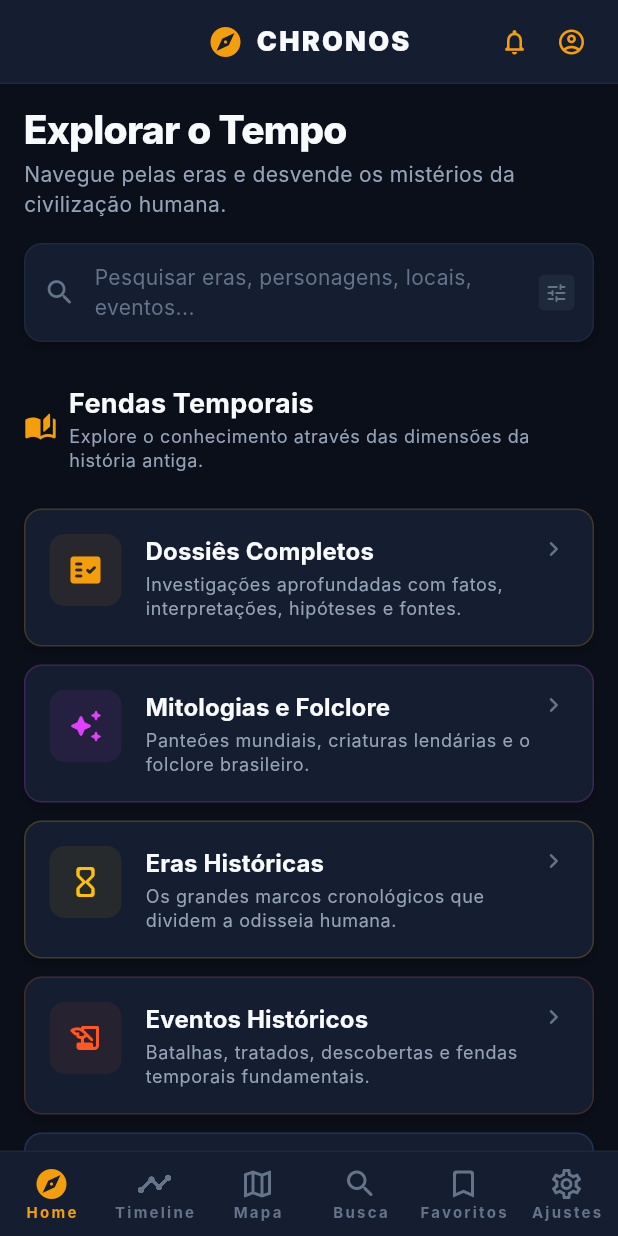
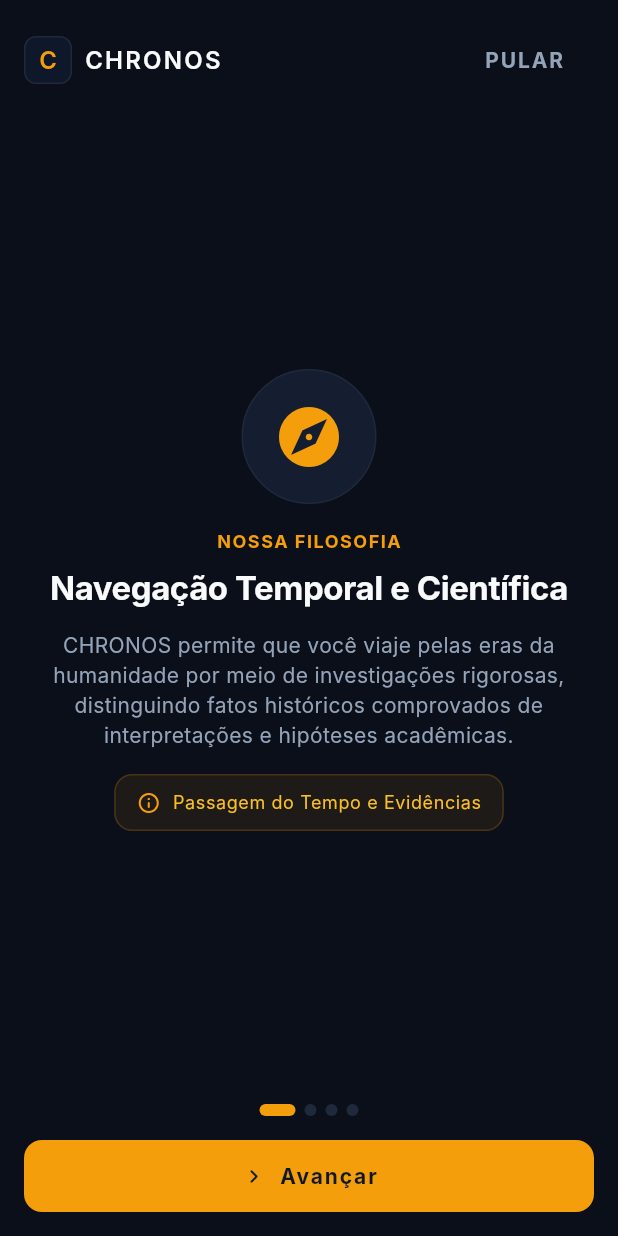
Before and after one commit to MagnoCavalcante/Projeto-Chronos-Devin, a Flutter app: the screen it shows after launch, on a phone screen of 412 x 824 dp. Run offline on Flutter 3.47's test engine with Material 3 defaults, Android fonts, the light colour scheme and no system bars; our stand-ins replace supabase_flutter; accounts and stored records are empty; Roboto replaces fonts that are missing (Inter).

Commit message:
Animação tela de entrada

```diff
--- a/app/lib/core/navigation/app_router.dart
+++ b/app/lib/core/navigation/app_router.dart
@@ -8,6 +8,9 @@ import '../../features/civilizations/routes/civilizations_routes.dart';
 import '../../presentation/pages/dossier/dossier_page.dart';
 import '../../presentation/pages/dossier/dossier_list_page.dart';
 import '../../presentation/pages/mythology/mythology_list_page.dart';
+import '../../presentation/pages/onboarding/splash_page.dart';
+import '../../presentation/pages/onboarding/welcome_page.dart';
+import '../../presentation/pages/onboarding/login_page.dart';
 import '../presentation/widgets/widgets.dart';
 import '../theme/theme.dart';
 import 'route_names.dart';
@@ -20,10 +23,13 @@ class AppRouter {
   AppRouter._();
 
   /// Retorna a rota padrão inicial da aplicação.
-  static String get initialRoute => RouteNames.home;
+  static String get initialRoute => RouteNames.splash;
 
   /// Retorna o mapa completo de rotas registradas no sistema.
   static Map<String, WidgetBuilder> get routes => {
+        RouteNames.splash: (context) => const SplashPage(),
+        RouteNames.welcome: (context) => const WelcomePage(),
+        RouteNames.login: (context) => const LoginPage(),
         RouteNames.home: (context) => const AppShell(),
         RouteNames.eras: (context) => const ErasScreen(),
         RouteNames.events: (context) => const HistoricalEventsScreen(),
--- a/app/lib/core/navigation/route_names.dart
+++ b/app/lib/core/navigation/route_names.dart
@@ -5,6 +5,9 @@
 class RouteNames {
   RouteNames._();
 
+  static const String splash = '/splash';
+  static const String welcome = '/welcome';
+  static const String login = '/login';
   static const String home = '/';
   static const String eras = '/eras';
   static const String events = '/events';
--- /dev/null
+++ b/app/lib/presentation/pages/onboarding/welcome_page.dart
@@ -0,0 +1,239 @@
+import 'package:flutter/material.dart';
+import '../../../core/navigation/route_names.dart';
+import '../../../core/presentation/widgets/widgets.dart';
+import '../../../core/theme/theme.dart';
+
+class _WelcomeSlide {
+  final IconData icon;
+  final Color color;
+  final String subtitle;
+  final String title;
+  final String description;
+  final String highlight;
+
+  const _WelcomeSlide({
+    required this.icon,
+    required this.color,
+    required this.subtitle,
+    required this.title,
+    required this.description,
+    required this.highlight,
+  });
+}
+
+/// Tela de Boas-Vindas (onboarding) do CHRONOS.
+///
+/// Réplica visual dos slides de apresentação do protótipo original (WelcomeView.tsx).
+class WelcomePage extends StatefulWidget {
+  const WelcomePage({super.key});
+
+  @override
+  State<WelcomePage> createState() => _WelcomePageState();
+}
+
+class _WelcomePageState extends State<WelcomePage> {
+  int _currentSlide = 0;
+
+  static const List<_WelcomeSlide> _slides = [
+    _WelcomeSlide(
+      icon: Icons.explore_rounded,
+      color: ChronosColors.accent,
+      subtitle: 'Nossa Filosofia',
+      title: 'Navegação Temporal e Científica',
+      description:
+          'CHRONOS permite que você viaje pelas eras da humanidade por meio de investigações rigorosas, distinguindo fatos históricos comprovados de interpretações e hipóteses acadêmicas.',
+      highlight: 'Passagem do Tempo e Evidências',
+    ),
+    _WelcomeSlide(
+      icon: Icons.shield_rounded,
+      color: Colors.teal,
+      subtitle: 'Instrumento de Descoberta',
+      title: 'Ceticismo e Rigor Bibliográfico',
+      description:
+          'Toda passagem histórica e documento catalogado no CHRONOS possui correspondência com fontes primárias, manuscritos antigos e relatórios arqueológicos consolidados.',
+      highlight: 'Transparência de Fontes',
+    ),
+    _WelcomeSlide(
+      icon: Icons.menu_book_rounded,
+      color: Colors.indigo,
+      subtitle: 'Rigor Intelectual',
+      title: 'Estudo Separado das Mitologias',
+      description:
+          'Diferenciamos as narrativas míticas e religiosas do fato histórico documental. Estudamos as mitologias como tesouros da cultura humana e de suas tradições literárias.',
+      highlight: 'História Viva vs. Tradições Culturais',
+    ),
+    _WelcomeSlide(
+      icon: Icons.refresh_rounded,
+      color: Colors.greenAccent,
+      subtitle: 'Slogan Oficial',
+      title: 'Conhecimento Através do Tempo',
+      description:
+          'Navegue pelo astrolábio do conhecimento. Nosso banco de dados se ajusta conforme novas escavações e traduções de manuscritos revelam novas verdades científicas.',
+      highlight: 'Conhecimento através do tempo',
+    ),
+  ];
+
+  void _goToLogin() {
+    Navigator.of(context).pushReplacementNamed(RouteNames.login);
+  }
+
+  void _handleNext() {
+    if (_currentSlide < _slides.length - 1) {
+      setState(() => _currentSlide++);
+    } else {
+      _goToLogin();
+    }
+  }
+
+  void _handleBack() {
+    if (_currentSlide > 0) {
+      setState(() => _currentSlide--);
+    }
+  }
+
+  @override
+  Widget build(BuildContext context) {
+    final slide = _slides[_currentSlide];
+
+    return Scaffold(
+      backgroundColor: ChronosColors.background,
+      body: SafeArea(
+        child: Padding(
+          padding: const EdgeInsets.all(ChronosSpacing.lg),
+          child: Column(
+            children: [
+              Row(
+                mainAxisAlignment: MainAxisAlignment.spaceBetween,
+                children: [
+                  Row(
+                    children: [
+                      Container(
+                        width: 32,
+                        height: 32,
+                        decoration: BoxDecoration(
+                          color: ChronosColors.primary,
+                          borderRadius: BorderRadius.circular(8),
+                          border: Border.all(color: ChronosColors.border),
+                        ),
+                        alignment: Alignment.center,
+                        child: Text(
+                          'C',
+                          style: ChronosTypography.titleMedium.copyWith(color: ChronosColors.accent),
+                        ),
+                      ),
+                      const SizedBox(width: 8),
+                      Text(
+                        'CHRONOS',
+                        style: ChronosTypography.titleMedium.copyWith(letterSpacing: 1.5),
+                      ),
+                    ],
+                  ),
+                  ChronosButton.text(label: 'PULAR', onPressed: _goToLogin),
+                ],
+              ),
+              Expanded(
+                child: AnimatedSwitcher(
+                  duration: const Duration(milliseconds: 300),
+                  child: Column(
+                    key: ValueKey(_currentSlide),
+                    mainAxisAlignment: MainAxisAlignment.center,
+                    children: [
+                      Container(
+                        padding: const EdgeInsets.all(20),
+                        decoration: BoxDecoration(
+                          color: ChronosColors.surface,
+                          shape: BoxShape.circle,
+                          border: Border.all(color: ChronosColors.border),
+                        ),
+                        child: Icon(slide.icon, size: 48, color: slide.color),
+                      ),
+                      const SizedBox(height: ChronosSpacing.lg),
+                      Text(
+                        slide.subtitle.toUpperCase(),
+                        style: ChronosTypography.labelMedium.copyWith(color: ChronosColors.accent),
+                      ),
+                      const SizedBox(height: ChronosSpacing.sm),
+                      Text(
+                        slide.title,
+                        textAlign: TextAlign.center,
+                        style: ChronosTypography.displaySmall,
+                      ),
+                      const SizedBox(height: ChronosSpacing.md),
+                      Text(
+                        slide.description,
+                        textAlign: TextAlign.center,
+                        style: ChronosTypography.bodyMedium,
+                      ),
+                      const SizedBox(height: ChronosSpacing.lg),
+                      Container(
+                        padding: const EdgeInsets.symmetric(horizontal: 14, vertical: 10),
+                        decoration: BoxDecoration(
+                          color: ChronosColors.accent.withOpacity(0.08),
+                          borderRadius: BorderRadius.circular(12),
+                          border: Border.all(color: ChronosColors.accent.withOpacity(0.2)),
+                        ),
+                        child: Row(
+                          mainAxisSize: MainAxisSize.min,
+                          children: [
+                            const Icon(Icons.info_outline_rounded, size: 16, color: ChronosColors.accent),
+                            const SizedBox(width: 8),
+                            Flexible(
+                              child: Text(
+                                slide.highlight,
+                                style: ChronosTypography.bodySmall.copyWith(color: ChronosColors.accentLight),
+                              ),
+                            ),
+                          ],
+                        ),
+                      ),
+                    ],
+                  ),
+                ),
+              ),
+              Row(
+                mainAxisAlignment: MainAxisAlignment.center,
+                children: List.generate(_slides.length, (index) {
+                  final isActive = index == _currentSlide;
+                  return AnimatedContainer(
+                    duration: const Duration(milliseconds: 300),
+                    margin: const EdgeInsets.symmetric(horizontal: 3),
+                    width: isActive ? 24 : 8,
+                    height: 8,
+                    decoration: BoxDecoration(
+                      color: isActive ? ChronosColors.accent : ChronosColors.border,
+                      borderRadius: BorderRadius.circular(4),
+                    ),
+                  );
+                }),
+              ),
+              const SizedBox(height: ChronosSpacing.lg),
+              Row(
+                children: [
+                  if (_currentSlide > 0) ...[
+                    Expanded(
+                      child: ChronosButton(
+                        label: 'Voltar',
+                        variant: ChronosButtonVariant.outline,
+                        onPressed: _handleBack,
+                      ),
+                    ),
+                    const SizedBox(width: ChronosSpacing.md),
+                  ],
+                  Expanded(
+                    flex: 2,
+                    child: ChronosButton(
+                      label: _currentSlide == _slides.length - 1 ? 'Entrar na Plataforma' : 'Avançar',
+                      icon: Icons.chevron_right_rounded,
+                      onPressed: _handleNext,
+                      fullWidth: true,
+                    ),
+                  ),
+                ],
+              ),
+            ],
+          ),
+        ),
+      ),
+    );
+  }
+}
```
Also changed, not shown: app/lib/presentation/pages/onboarding/login_page.dart (added, +149 -0 lines), app/lib/presentation/pages/onboarding/splash_page.dart (added, +163 -0 lines).
